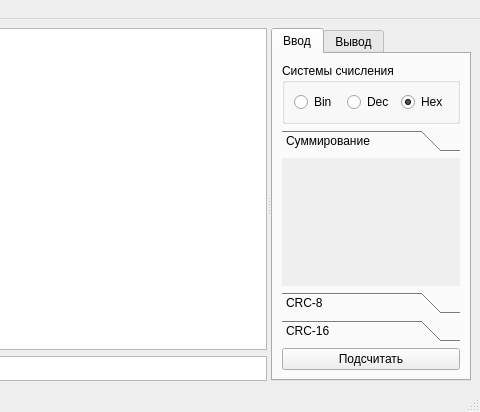
Above: scheme.ui from Aquarious02/CheckSumCounter before the change; both pictures show x 271 to 751 and y 0 to 412 of the 751 by 412 pixel window. Below: the same form after it.
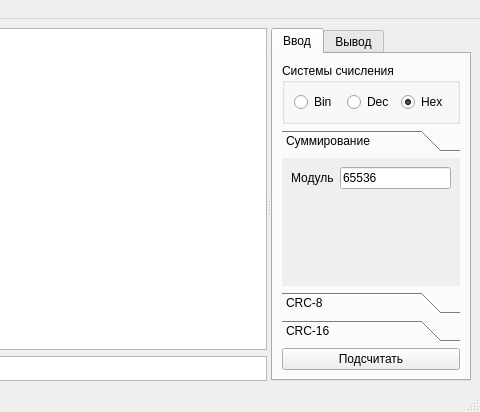
That is the form after the change. The open tabs and pages were chosen to show the change.

```diff
--- a/scheme.ui
+++ b/scheme.ui
@@ -144,12 +144,45 @@
                 <x>0</x>
                 <y>0</y>
                 <width>174</width>
-                <height>148</height>
+                <height>141</height>
                </rect>
               </property>
               <attribute name="label">
                <string>Суммирование</string>
               </attribute>
+              <layout class="QVBoxLayout" name="verticalLayout_3">
+               <item>
+                <layout class="QHBoxLayout" name="horizontalLayout_5">
+                 <item>
+                  <widget class="QLabel" name="label_abs_2">
+                   <property name="text">
+                    <string>Модуль</string>
+                   </property>
+                  </widget>
+                 </item>
+                 <item>
+                  <widget class="QLineEdit" name="lineEdit_abs_2">
+                   <property name="text">
+                    <string>65536 </string>
+                   </property>
+                  </widget>
+                 </item>
+                </layout>
+               </item>
+               <item>
+                <spacer name="verticalSpacer_2">
+                 <property name="orientation">
+                  <enum>Qt::Vertical</enum>
+                 </property>
+                 <property name="sizeHint" stdset="0">
+                  <size>
+                   <width>20</width>
+                   <height>40</height>
+                  </size>
+                 </property>
+                </spacer>
+               </item>
+              </layout>
              </widget>
              <widget class="QWidget" name="page_crc8">
               <property name="geometry">
```
Left out of the diff: 16 changed lines with no effect on the pictures.
